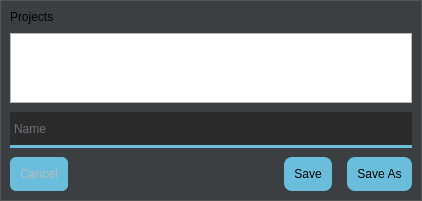
Above: projecteditor.ui from tmstieff/Woke before the change. Below: the same form after it.
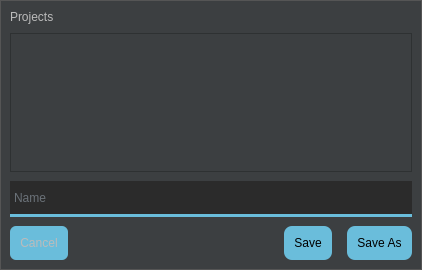
That is the form after the change.

Commit message: Gussy up the project editor and pass in the projects references in the default constructor

```diff
--- a/projecteditor.ui
+++ b/projecteditor.ui
@@ -7,7 +7,7 @@
     <x>0</x>
     <y>0</y>
     <width>422</width>
-    <height>169</height>
+    <height>270</height>
    </rect>
   </property>
   <property name="windowTitle">
@@ -32,6 +32,12 @@
 	border: none;
 	padding: 10px;
 	border-radius: 8px;
+}
+
+QTableView {
+	background-color: #3c3f41;
+	color: #6ABDDB;
+	padding: 5px;
 }</string>
   </property>
   <layout class="QVBoxLayout" name="verticalLayout">
@@ -88,7 +94,7 @@
          </sizepolicy>
         </property>
         <property name="styleSheet">
-         <string notr="true">#saveLabel {
+         <string notr="true">#projectsLabel {
 	color: #bbbbbb;
 }</string>
         </property>
@@ -98,7 +104,29 @@
        </widget>
       </item>
       <item>
-       <widget class="QListView" name="projectsListView"/>
+       <widget class="QTableView" name="projectsTable">
+        <property name="styleSheet">
+         <string notr="true"/>
+        </property>
+        <property name="alternatingRowColors">
+         <bool>false</bool>
+        </property>
+        <property name="selectionMode">
+         <enum>QAbstractItemView::SingleSelection</enum>
+        </property>
+        <property name="iconSize">
+         <size>
+          <width>32</width>
+          <height>32</height>
+         </size>
+        </property>
+        <property name="showGrid">
+         <bool>false</bool>
+        </property>
+        <property name="gridStyle">
+         <enum>Qt::NoPen</enum>
+        </property>
+       </widget>
       </item>
       <item>
        <widget class="QLineEdit" name="nameEdit">
```
Left out of the diff: 2 changed lines with no effect on the pictures. The commit also changes 6 other files.
